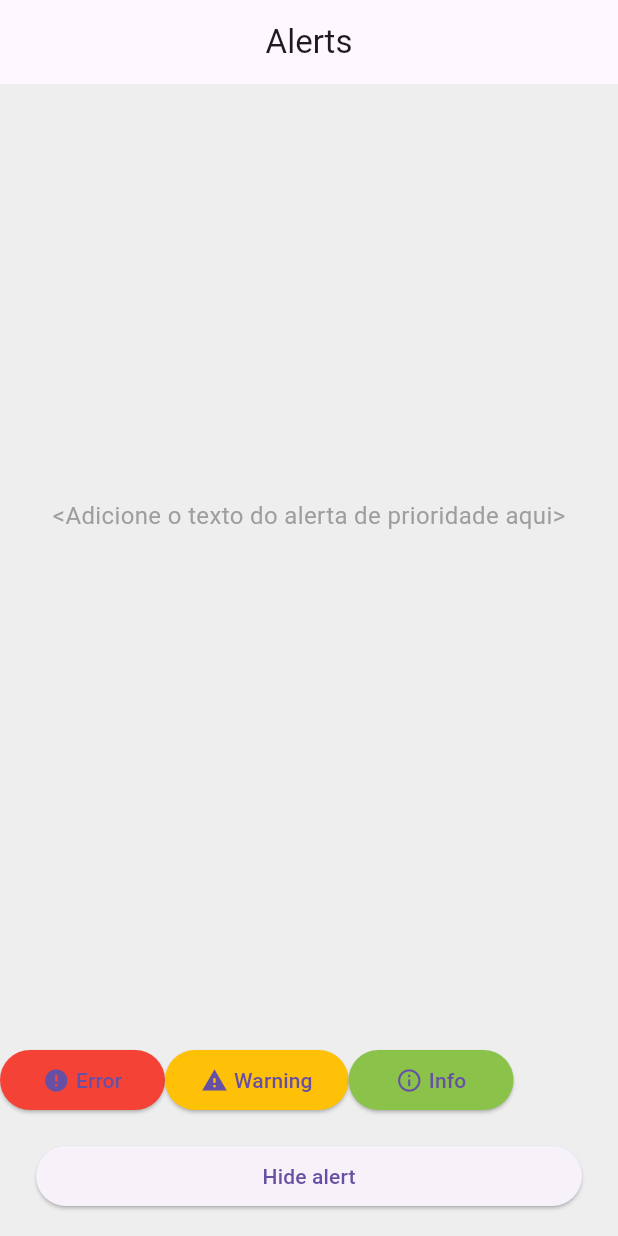
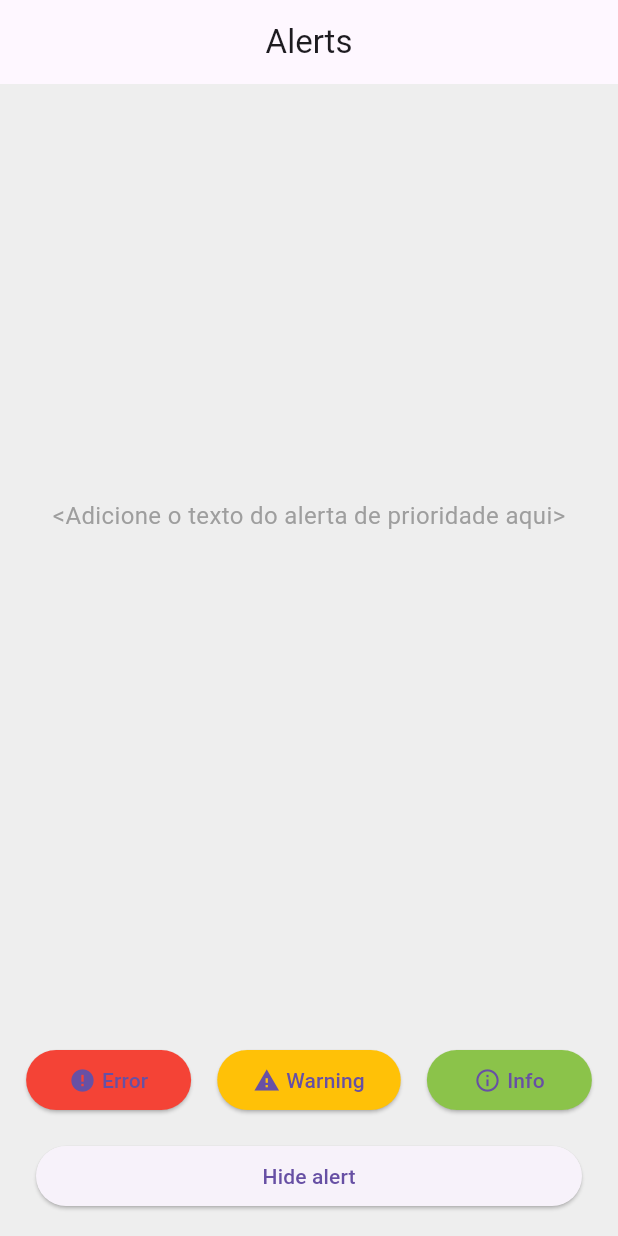
Before and after one commit to diogoorcelli/priority, a Flutter app: the screen it shows after launch, on a phone screen of 412 x 824 dp. Run offline on Flutter 3.47's test engine with Material 3 defaults, Android fonts, the phone set to English and light mode, and no system bars.

Commit message:
Ajustes nos botões

```diff
--- a/lib/main.dart
+++ b/lib/main.dart
@@ -68,11 +68,8 @@ class AlertPriorityApp extends StatelessWidget {
                           mainAxisAlignment: MainAxisAlignment.end,
                           crossAxisAlignment: CrossAxisAlignment.stretch,
                           children: [
-                            SingleChildScrollView(
-                              scrollDirection: Axis.horizontal,
-                              child: Row(
-                                mainAxisAlignment:
-                                    MainAxisAlignment.spaceEvenly,
+                            Row(
+                              mainAxisAlignment: MainAxisAlignment.spaceEvenly,
                               children: [
                                 ElevatedButton(
                                   onPressed: () {
@@ -108,14 +105,14 @@ class AlertPriorityApp extends StatelessWidget {
                                         backgroundColor: Colors.amber,
                                         leading: Icon(Icons.warning),
                                         priority: AlertPriority.warning,
-                                          child: Text(
-                                              'Atenção! Você foi avisado.'),
+                                        child:
+                                            Text('Atenção! Você foi avisado.'),
                                       ),
                                     );
                                   },
                                   style: const ButtonStyle(
-                                      backgroundColor: MaterialStatePropertyAll(
-                                          Colors.amber),
+                                    backgroundColor:
+                                        MaterialStatePropertyAll(Colors.amber),
                                   ),
                                   child: Row(
                                     mainAxisSize: MainAxisSize.max,
@@ -157,7 +154,6 @@ class AlertPriorityApp extends StatelessWidget {
                                 ),
                               ],
                             ),
-                            ),
                             Padding(
                               padding: const EdgeInsets.symmetric(
                                 horizontal: 24.0,
```
Lines whose indentation alone changed are shown as unchanged.
